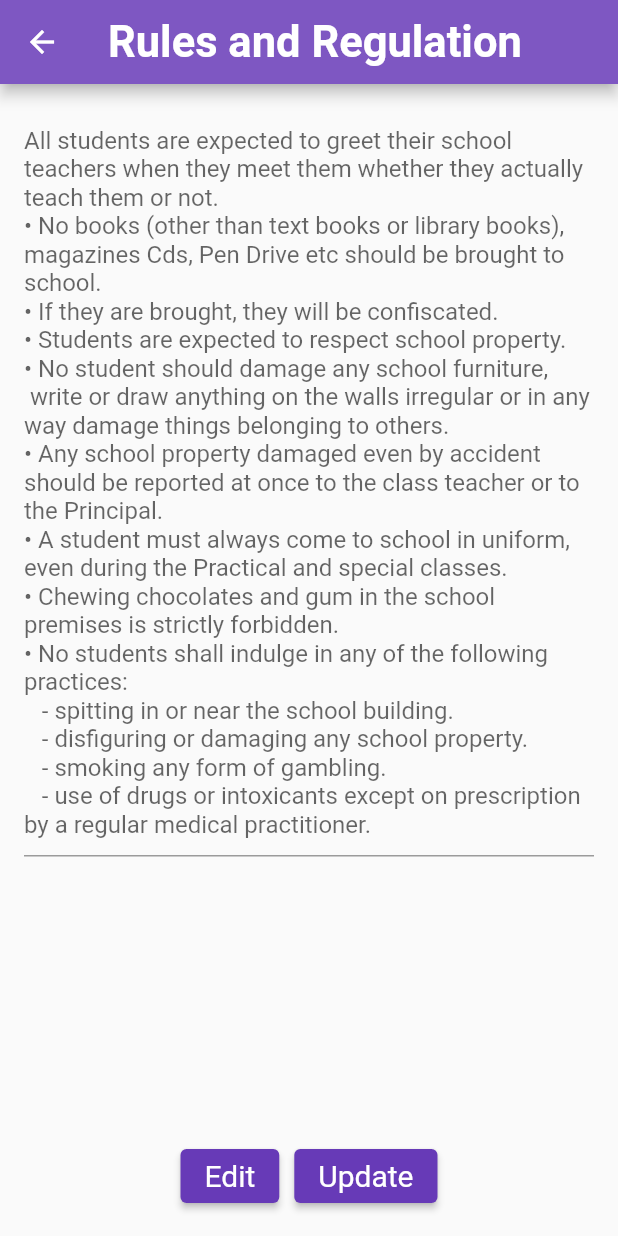
After one commit to Joylinjoys/Schoolwale_Admin, a Flutter app: the screen it shows after launch, after a tap on the "rule folder" icon, on a phone screen of 412 x 824 dp. The commit adds this screen. Run offline on Flutter 3.47's test engine with Material 2 defaults, Android fonts, the phone set to English and light mode, and no system bars; network calls fail.

Commit message:
Comiited by joylinds

```diff
--- /dev/null
+++ b/lib/screens/RulesRegulation.dart
@@ -0,0 +1,84 @@
+import 'package:flutter/material.dart';
+
+class RulesRegulation extends StatefulWidget {
+  @override
+  _RulesRegulationState createState() => _RulesRegulationState();
+}
+
+class _RulesRegulationState extends State<RulesRegulation> {
+  final TextEditingController _textEditingController = TextEditingController();
+  bool _isEditing = false;
+
+  @override
+  Widget build(BuildContext context) {
+    return Scaffold(
+      appBar: AppBar(
+        centerTitle: true,
+        title: Text(
+          'Rules and Regulation',
+          style: TextStyle(
+            fontSize: 29,
+            fontWeight: FontWeight.bold,
+          ),
+        ),
+        backgroundColor: Colors.deepPurple.shade400,
+      ),
+      body: Center(
+        child: Padding(
+          padding: const EdgeInsets.all(16.0),
+          child: Column(
+            mainAxisAlignment: MainAxisAlignment.center,
+            children: [
+              Expanded(
+                child: TextField(
+                  controller: _textEditingController,
+                  maxLines: null,
+                  readOnly: !_isEditing,
+                  decoration: InputDecoration(
+                    hintText:
+                    "All students are expected to greet their school teachers when they meet them whether they actually teach them or not.\n• No books (other than text books or library books), magazines Cds, Pen Drive etc should be brought to school.\n• If they are brought, they will be confiscated.\n• Students are expected to respect school property.\n• No student should damage any school furniture,\n write or draw anything on the walls irregular or in any way damage things belonging to others.\n• Any school property damaged even by accident should be reported at once to the class teacher or to the Principal.\n• A student must always come to school in uniform, even during the Practical and special classes.\n• Chewing chocolates and gum in the school premises is strictly forbidden.\n• No students shall indulge in any of the following practices:\n   - spitting in or near the school building.\n   - disfiguring or damaging any school property.\n   - smoking any form of gambling.\n   - use of drugs or intoxicants except on prescription by a regular medical practitioner.",
+                  ),
+                ),
+              ),
+              SizedBox(height: 30),
+              Row(
+                mainAxisAlignment: MainAxisAlignment.center,
+                children: [
+                  ElevatedButton(
+                    onPressed: () {
+                      setState(() {
+                        _isEditing = !_isEditing;
+                      });
+                    },
+                    style: ElevatedButton.styleFrom(
+                      primary: Colors.deepPurple,
+                      textStyle: TextStyle(fontSize: 20),
+                    ),
+                    child: Text(
+                      _isEditing ? 'Done' : 'Edit',
+                    ),
+                  ),
+                  SizedBox(width: 10),
+                  ElevatedButton(
+                    onPressed: () {
+                      String enteredText = _textEditingController.text;
+                      // Perform update action here with enteredText
+                      print('Text entered: $enteredText');
+                    },
+                    style: ElevatedButton.styleFrom(
+                      primary: Colors.deepPurple,
+                      textStyle: TextStyle(fontSize: 20),
+                    ),
+                    child: Text(
+                      'Update',
+                    ),
+                  ),
+                ],
+              ),
+            ],
+          ),
+        ),
+      ),
+    );
+  }
+}
--- a/lib/screens/dashboard_screen.dart
+++ b/lib/screens/dashboard_screen.dart
@@ -2,6 +2,7 @@ import 'package:flutter/material.dart';
 import 'package:web_dashboard_app_tut/screens/teachers.dart';
 
 import 'Result.dart';
+import 'RulesRegulation.dart';
 import 'studentList.dart';
 import 'Resultfirst.dart';
 
@@ -104,8 +105,16 @@ class _DashboardScreenState extends State<DashboardScreen> {
                   label: Text("About School"),
                 ),
                 NavigationRailDestination(
-                  icon: Icon(Icons.rule_folder_outlined),
-                  label: Text("Rules and Regulation"),
+                  icon: GestureDetector(
+                    onTap: () {
+                      Navigator.push(
+                        context,
+                        MaterialPageRoute(builder: (context) =>  RulesRegulation ()),
+                      );
+                    },
+                    child: Icon(Icons.rule_folder_outlined),
+                  ),
+                  label: Text("Rules and regulation"),
                 ),
               ],
               selectedIndex: 0),
```
